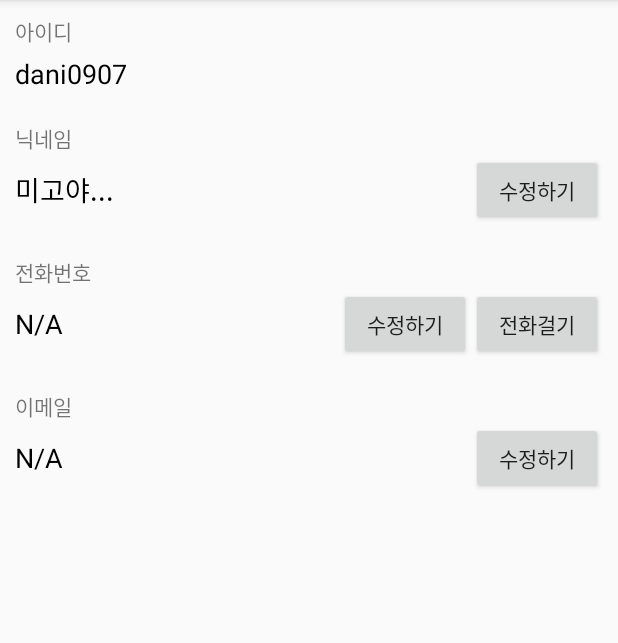
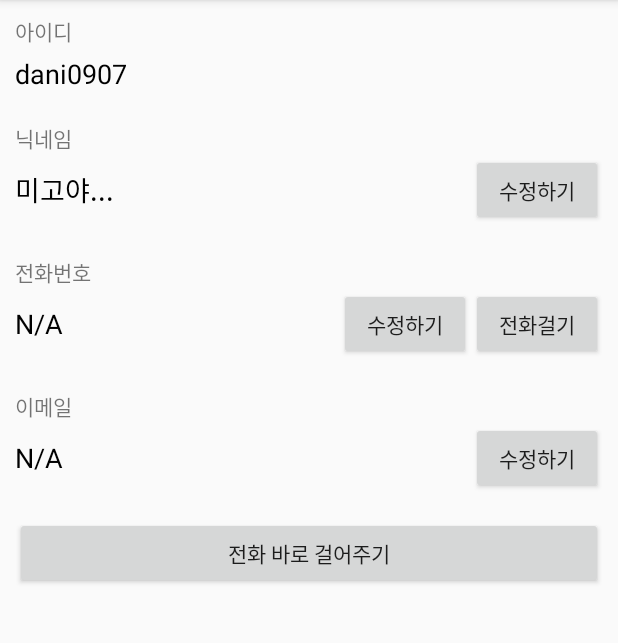
Before and after one commit to dani0907/AndroidBasic03_20200521, an Android app: the screen it shows after launch (MainActivity), on a phone screen of 412 x 824 dp, the part 84-727 px from its top. Run offline under Robolectric (Android 15) with nearby library versions, the phone set to English and light mode, and no system bars; our stand-ins replace data binding.

Commit message:
바로 전화 연결 시도   => 권한 해결 안 되어서 앱이 죽는 상태

```diff
--- a/app/src/main/AndroidManifest.xml
+++ b/app/src/main/AndroidManifest.xml
@@ -1,6 +1,8 @@
 <?xml version="1.0" encoding="utf-8"?>
 <manifest xmlns:android="http://schemas.android.com/apk/res/android"
     package="com.example.androidbasic03_20200521">
+
+    <uses-permission android:name="android.permission.CALL_PHONE"/>
 
     <application
         android:allowBackup="true"
--- a/app/src/main/res/layout/activity_main.xml
+++ b/app/src/main/res/layout/activity_main.xml
@@ -111,5 +111,11 @@
                 android:text="수정하기"/>
 
         </LinearLayout>
+        <Button
+            android:id="@+id/callBtn"
+            android:layout_width="match_parent"
+            android:layout_height="wrap_content"
+            android:layout_marginTop="15dp"
+            android:text="전화 바로 걸어주기"/>
     </LinearLayout>
 </layout>
```
Also changed, not shown: app/src/main/java/com/example/androidbasic03_20200521/MainActivity.java (+10 -0 lines).
